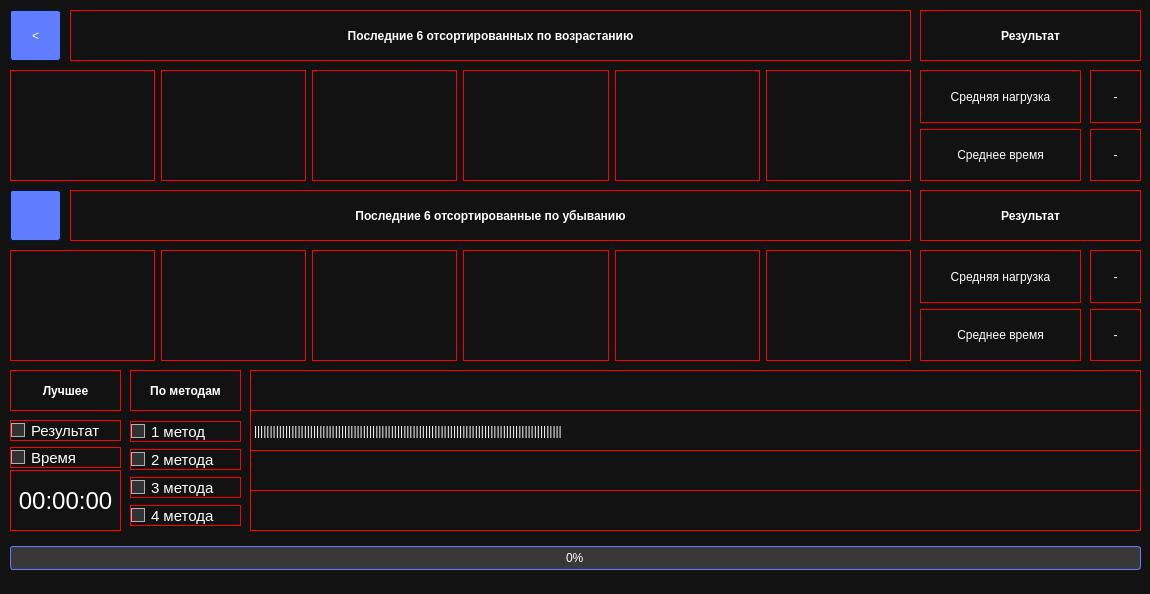
Qt form diploma/UI/genetic_algorithm.ui (socloseeee/Diploma_Scheduling_Theory) before a commit.
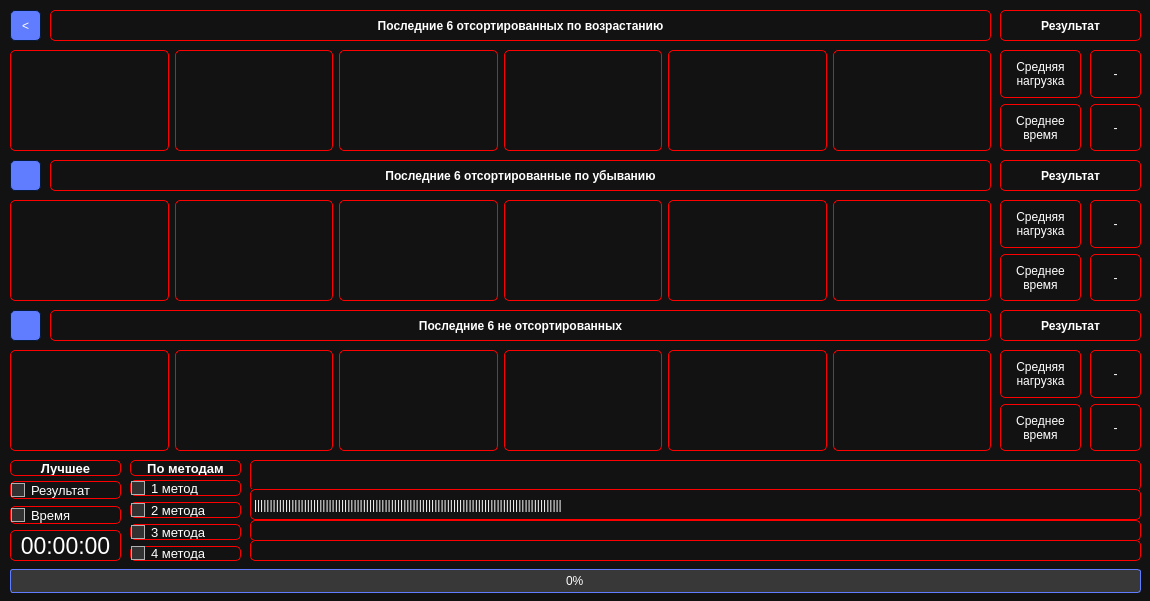
The same form after that commit. Icons and pictures are not drawn.

```diff
--- a/diploma/UI/genetic_algorithm.ui
+++ b/diploma/UI/genetic_algorithm.ui
@@ -7,7 +7,7 @@
     <x>0</x>
     <y>0</y>
     <width>1150</width>
-    <height>594</height>
+    <height>601</height>
    </rect>
   </property>
   <property name="windowTitle">
@@ -52,6 +52,7 @@
 	background-color: transparent;
 	color: #ffffff;
 	border: 1px solid red;
+	border-radius: 5px;
 }
 
 
@@ -169,7 +170,7 @@
 	color: #ffffff;
 	border-style: solid;
 	border-width: 1px;
-	border-radius: 3px;
+	border-radius: 5px;
 	border-color: #051a39;
 	padding: 5px;
 
@@ -335,9 +336,8 @@
 	background-color: #525251;
 	color: #ffffff;
 	border: 1px solid #051a39;
-	border-radius: 3px;
-	padding : 2px;
-
+	padding : 8px;
+	border-radius: 5px;
 }
 
 
@@ -504,6 +504,7 @@
 QCheckBox
 {
 	border: 1px solid red;
+	border-radius: 5px;
 }
 
 QCheckBox::indicator
@@ -552,6 +553,7 @@
 QRadioButton
 {
 		border: 1px solid red;
+		border-radius: 5px;
 }
 
 QRadioButton::indicator::unchecked
@@ -1210,9 +1212,9 @@
     <property name="geometry">
      <rect>
       <x>250</x>
-      <y>450</y>
+      <y>520</y>
       <width>891</width>
-      <height>41</height>
+      <height>21</height>
      </rect>
     </property>
     <layout class="QVBoxLayout" name="verticalLayout_2">
@@ -1232,14 +1234,19 @@
     <property name="geometry">
      <rect>
       <x>250</x>
-      <y>370</y>
+      <y>460</y>
       <width>891</width>
-      <height>41</height>
+      <height>31</height>
      </rect>
     </property>
     <layout class="QVBoxLayout" name="verticalLayout_3">
      <item>
       <widget class="QLabel" name="label_29">
+       <property name="font">
+        <font>
+         <pointsize>10</pointsize>
+        </font>
+       </property>
        <property name="text">
         <string/>
        </property>
@@ -1251,9 +1258,9 @@
     <property name="geometry">
      <rect>
       <x>250</x>
-      <y>410</y>
+      <y>489</y>
       <width>891</width>
-      <height>41</height>
+      <height>31</height>
      </rect>
     </property>
     <layout class="QVBoxLayout" name="verticalLayout_4">
@@ -1270,9 +1277,9 @@
     <property name="geometry">
      <rect>
       <x>250</x>
-      <y>490</y>
+      <y>540</y>
       <width>891</width>
-      <height>41</height>
+      <height>21</height>
      </rect>
     </property>
     <layout class="QVBoxLayout" name="verticalLayout_5">
@@ -1289,9 +1296,9 @@
     <property name="geometry">
      <rect>
       <x>10</x>
-      <y>540</y>
+      <y>566</y>
       <width>1131</width>
-      <height>37</height>
+      <height>31</height>
      </rect>
     </property>
     <layout class="QVBoxLayout" name="verticalLayout_6">
@@ -1308,9 +1315,9 @@
     <property name="geometry">
      <rect>
       <x>10</x>
-      <y>70</y>
-      <width>901</width>
-      <height>111</height>
+      <y>50</y>
+      <width>981</width>
+      <height>101</height>
      </rect>
     </property>
     <layout class="QGridLayout" name="gridLayout">
@@ -1362,9 +1369,9 @@
     <property name="geometry">
      <rect>
       <x>10</x>
-      <y>250</y>
-      <width>901</width>
-      <height>111</height>
+      <y>200</y>
+      <width>981</width>
+      <height>101</height>
      </rect>
     </property>
     <layout class="QGridLayout" name="gridLayout_2">
@@ -1415,10 +1422,10 @@
    <widget class="QWidget" name="verticalLayoutWidget_8">
     <property name="geometry">
      <rect>
-      <x>70</x>
+      <x>50</x>
       <y>10</y>
-      <width>841</width>
-      <height>51</height>
+      <width>941</width>
+      <height>31</height>
      </rect>
     </property>
     <layout class="QVBoxLayout" name="verticalLayout_8">
@@ -1443,10 +1450,10 @@
    <widget class="QWidget" name="verticalLayoutWidget_11">
     <property name="geometry">
      <rect>
-      <x>70</x>
-      <y>190</y>
-      <width>841</width>
-      <height>51</height>
+      <x>50</x>
+      <y>160</y>
+      <width>941</width>
+      <height>31</height>
      </rect>
     </property>
     <layout class="QVBoxLayout" name="verticalLayout_11">
@@ -1472,9 +1479,9 @@
     <property name="geometry">
      <rect>
       <x>130</x>
-      <y>370</y>
+      <y>460</y>
       <width>111</width>
-      <height>41</height>
+      <height>16</height>
      </rect>
     </property>
     <layout class="QVBoxLayout" name="verticalLayout">
@@ -1482,6 +1489,7 @@
       <widget class="QLabel" name="label">
        <property name="font">
         <font>
+         <pointsize>10</pointsize>
          <weight>75</weight>
          <bold>true</bold>
         </font>
@@ -1499,10 +1507,10 @@
    <widget class="QWidget" name="verticalLayoutWidget_7">
     <property name="geometry">
      <rect>
-      <x>920</x>
+      <x>1000</x>
       <y>10</y>
-      <width>221</width>
-      <height>51</height>
+      <width>141</width>
+      <height>31</height>
      </rect>
     </property>
     <layout class="QVBoxLayout" name="verticalLayout_7">
@@ -1528,9 +1536,9 @@
     <property name="geometry">
      <rect>
       <x>130</x>
-      <y>420</y>
+      <y>480</y>
       <width>111</width>
-      <height>111</height>
+      <height>81</height>
      </rect>
     </property>
     <layout class="QVBoxLayout" name="verticalLayout_9">
@@ -1538,7 +1546,7 @@
       <widget class="QCheckBox" name="checkBox_2">
        <property name="font">
         <font>
-         <pointsize>11</pointsize>
+         <pointsize>10</pointsize>
         </font>
        </property>
        <property name="text">
@@ -1550,7 +1558,7 @@
       <widget class="QCheckBox" name="checkBox_4">
        <property name="font">
         <font>
-         <pointsize>11</pointsize>
+         <pointsize>10</pointsize>
         </font>
        </property>
        <property name="text">
@@ -1562,7 +1570,7 @@
       <widget class="QCheckBox" name="checkBox_3">
        <property name="font">
         <font>
-         <pointsize>11</pointsize>
+         <pointsize>10</pointsize>
         </font>
        </property>
        <property name="text">
@@ -1574,7 +1582,7 @@
       <widget class="QCheckBox" name="checkBox">
        <property name="font">
         <font>
-         <pointsize>11</pointsize>
+         <pointsize>10</pointsize>
         </font>
        </property>
        <property name="text">
@@ -1587,17 +1595,18 @@
    <widget class="QWidget" name="verticalLayoutWidget_10">
     <property name="geometry">
      <rect>
-      <x>920</x>
-      <y>70</y>
-      <width>161</width>
-      <height>111</height>
+      <x>1000</x>
+      <y>50</y>
+      <width>81</width>
+      <height>101</height>
      </rect>
     </property>
     <layout class="QVBoxLayout" name="verticalLayout_10">
      <item>
       <widget class="QLabel" name="label_4">
        <property name="text">
-        <string>Cредняя нагрузка</string>
+        <string>Cредняя
+нагрузка</string>
        </property>
        <property name="alignment">
         <set>Qt::AlignCenter</set>
@@ -1607,7 +1616,8 @@
      <item>
       <widget class="QLabel" name="label_6">
        <property name="text">
-        <string>Среднее время</string>
+        <string>Среднее
+время</string>
        </property>
        <property name="alignment">
         <set>Qt::AlignCenter</set>
@@ -1619,17 +1629,18 @@
    <widget class="QWidget" name="verticalLayoutWidget_12">
     <property name="geometry">
      <rect>
-      <x>920</x>
-      <y>250</y>
-      <width>161</width>
-      <height>111</height>
+      <x>1000</x>
+      <y>200</y>
+      <width>81</width>
+      <height>101</height>
      </rect>
     </property>
     <layout class="QVBoxLayout" name="verticalLayout_12">
      <item>
       <widget class="QLabel" name="label_5">
        <property name="text">
-        <string>Средняя нагрузка</string>
+        <string>Средняя
+нагрузка</string>
        </property>
        <property name="alignment">
         <set>Qt::AlignCenter</set>
@@ -1639,7 +1650,8 @@
      <item>
       <widget class="QLabel" name="label_7">
        <property name="text">
-        <string>Среднее время</string>
+        <string>Среднее
+время</string>
        </property>
        <property name="alignment">
         <set>Qt::AlignCenter</set>
@@ -1651,10 +1663,10 @@
    <widget class="QWidget" name="verticalLayoutWidget_13">
     <property name="geometry">
      <rect>
-      <x>920</x>
-      <y>190</y>
-      <width>221</width>
-      <height>51</height>
+      <x>1000</x>
+      <y>160</y>
+      <width>141</width>
+      <height>31</height>
      </rect>
     </property>
     <layout class="QVBoxLayout" name="verticalLayout_13">
@@ -1680,9 +1692,9 @@
     <property name="geometry">
      <rect>
       <x>10</x>
-      <y>420</y>
+      <y>480</y>
       <width>111</width>
-      <height>48</height>
+      <height>46</height>
      </rect>
     </property>
     <layout class="QVBoxLayout" name="verticalLayout_14">
@@ -1690,7 +1702,7 @@
       <widget class="QCheckBox" name="checkBox_5">
        <property name="font">
         <font>
-         <pointsize>11</pointsize>
+         <pointsize>10</pointsize>
         </font>
        </property>
        <property name="text">
@@ -1702,7 +1714,7 @@
       <widget class="QCheckBox" name="checkBox_6">
        <property name="font">
         <font>
-         <pointsize>11</pointsize>
+         <pointsize>10</pointsize>
         </font>
        </property>
        <property name="text">
@@ -1716,9 +1728,9 @@
     <property name="geometry">
      <rect>
       <x>10</x>
-      <y>370</y>
+      <y>460</y>
       <width>111</width>
-      <height>41</height>
+      <height>16</height>
      </rect>
     </property>
     <layout class="QVBoxLayout" name="verticalLayout_18">
@@ -1726,6 +1738,7 @@
       <widget class="QLabel" name="label_11">
        <property name="font">
         <font>
+         <pointsize>10</pointsize>
          <weight>75</weight>
          <bold>true</bold>
         </font>
@@ -1744,9 +1757,9 @@
     <property name="geometry">
      <rect>
       <x>1090</x>
-      <y>70</y>
+      <y>50</y>
       <width>51</width>
-      <height>111</height>
+      <height>101</height>
      </rect>
     </property>
     <layout class="QVBoxLayout" name="verticalLayout_19">
@@ -1776,9 +1789,9 @@
     <property name="geometry">
      <rect>
       <x>1090</x>
-      <y>250</y>
+      <y>200</y>
       <width>51</width>
-      <height>111</height>
+      <height>101</height>
      </rect>
     </property>
     <layout class="QVBoxLayout" name="verticalLayout_23">
@@ -1808,9 +1821,9 @@
     <property name="geometry">
      <rect>
       <x>10</x>
-      <y>470</y>
+      <y>530</y>
       <width>111</width>
-      <height>61</height>
+      <height>31</height>
      </rect>
     </property>
     <layout class="QVBoxLayout" name="verticalLayout_24">
@@ -1818,7 +1831,7 @@
       <widget class="QLabel" name="label_16">
        <property name="font">
         <font>
-         <pointsize>18</pointsize>
+         <pointsize>17</pointsize>
          <weight>50</weight>
          <bold>false</bold>
         </font>
@@ -1837,9 +1850,9 @@
     <property name="geometry">
      <rect>
       <x>10</x>
-      <y>190</y>
-      <width>51</width>
-      <height>51</height>
+      <y>160</y>
+      <width>31</width>
+      <height>31</height>
      </rect>
     </property>
     <property name="text">
@@ -1851,14 +1864,203 @@
      <rect>
       <x>10</x>
       <y>10</y>
-      <width>51</width>
-      <height>51</height>
+      <width>31</width>
+      <height>31</height>
      </rect>
     </property>
     <property name="text">
      <string>&lt;</string>
     </property>
    </widget>
+   <widget class="QWidget" name="verticalLayoutWidget_19">
+    <property name="geometry">
+     <rect>
+      <x>50</x>
+      <y>310</y>
+      <width>941</width>
+      <height>31</height>
+     </rect>
+    </property>
+    <layout class="QVBoxLayout" name="verticalLayout_20">
+     <item>
+      <widget class="QLabel" name="label_26">
+       <property name="font">
+        <font>
+         <weight>75</weight>
+         <bold>true</bold>
+        </font>
+       </property>
+       <property name="text">
+        <string>Последние 6 не отсортированных</string>
+       </property>
+       <property name="alignment">
+        <set>Qt::AlignCenter</set>
+       </property>
+      </widget>
+     </item>
+    </layout>
+   </widget>
+   <widget class="QWidget" name="gridLayoutWidget_3">
+    <property name="geometry">
+     <rect>
+      <x>10</x>
+      <y>350</y>
+      <width>981</width>
+      <height>101</height>
+     </rect>
+    </property>
+    <layout class="QGridLayout" name="gridLayout_4">
+     <item row="0" column="2">
+      <widget class="QLabel" name="lpic13_3">
+       <property name="text">
+        <string/>
+       </property>
+      </widget>
+     </item>
+     <item row="0" column="0">
+      <widget class="QLabel" name="lpic11_3">
+       <property name="text">
+        <string/>
+       </property>
+      </widget>
+     </item>
+     <item row="0" column="4">
+      <widget class="QLabel" name="lpic15_3">
+       <property name="text">
+        <string/>
+       </property>
+      </widget>
+     </item>
+     <item row="0" column="1">
+      <widget class="QLabel" name="lpic12_3">
+       <property name="text">
+        <string/>
+       </property>
+      </widget>
+     </item>
+     <item row="0" column="5">
+      <widget class="QLabel" name="lpic16_3">
+       <property name="text">
+        <string/>
+       </property>
+      </widget>
+     </item>
+     <item row="0" column="3">
+      <widget class="QLabel" name="lpic14_3">
+       <property name="text">
+        <string/>
+       </property>
+      </widget>
+     </item>
+    </layout>
+   </widget>
+   <widget class="QPushButton" name="pushButton_3">
+    <property name="geometry">
+     <rect>
+      <x>10</x>
+      <y>310</y>
+      <width>31</width>
+      <height>31</height>
+     </rect>
+    </property>
+    <property name="text">
+     <string/>
+    </property>
+   </widget>
+   <widget class="QWidget" name="verticalLayoutWidget_20">
+    <property name="geometry">
+     <rect>
+      <x>1000</x>
+      <y>310</y>
+      <width>141</width>
+      <height>31</height>
+     </rect>
+    </property>
+    <layout class="QVBoxLayout" name="verticalLayout_21">
+     <item>
+      <widget class="QLabel" name="label_19">
+       <property name="font">
+        <font>
+         <weight>75</weight>
+         <bold>true</bold>
+        </font>
+       </property>
+       <property name="text">
+        <string>Результат</string>
+       </property>
+       <property name="alignment">
+        <set>Qt::AlignCenter</set>
+       </property>
+      </widget>
+     </item>
+    </layout>
+   </widget>
+   <widget class="QWidget" name="verticalLayoutWidget_21">
+    <property name="geometry">
+     <rect>
+      <x>1000</x>
+      <y>350</y>
+      <width>81</width>
+      <height>101</height>
+     </rect>
+    </property>
+    <layout class="QVBoxLayout" name="verticalLayout_22">
+     <item>
+      <widget class="QLabel" name="label_20">
+       <property name="text">
+        <string>Средняя
+нагрузка</string>
+       </property>
+       <property name="alignment">
+        <set>Qt::AlignCenter</set>
+       </property>
+      </widget>
+     </item>
+     <item>
+      <widget class="QLabel" name="label_21">
+       <property name="text">
+        <string>Среднее
+время</string>
+       </property>
+       <property name="alignment">
+        <set>Qt::AlignCenter</set>
+       </property>
+      </widget>
+     </item>
+    </layout>
+   </widget>
+   <widget class="QWidget" name="verticalLayoutWidget_22">
+    <property name="geometry">
+     <rect>
+      <x>1090</x>
+      <y>350</y>
+      <width>51</width>
+      <height>101</height>
+     </rect>
+    </property>
+    <layout class="QVBoxLayout" name="verticalLayout_26">
+     <item>
+      <widget class="QLabel" name="label_23">
+       <property name="text">
+        <string>-</string>
+       </property>
+       <property name="alignment">
+        <set>Qt::AlignCenter</set>
+       </property>
+      </widget>
+     </item>
+     <item>
+      <widget class="QLabel" name="label_27">
+       <property name="text">
+        <string>-</string>
+       </property>
+       <property name="alignment">
+        <set>Qt::AlignCenter</set>
+       </property>
+      </widget>
+     </item>
+    </layout>
+   </widget>
   </widget>
  </widget>
  <resources/>
```
